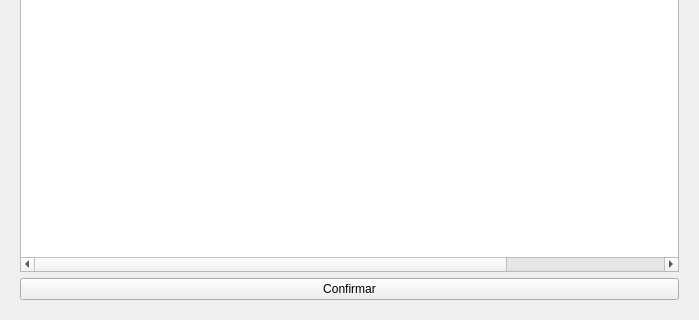
The window that TrabalhoEventos/view/inscricao_ui.ui (DaniloMenezesXML/GestaoEventos) describes before a commit, drawn with Qt 5; both pictures show x 0 to 699 and y 295 to 615 of the 699 by 615 pixel window.
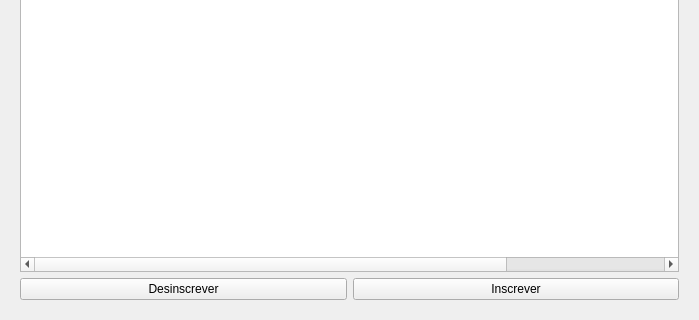
The same window after the commit.

What changed in the file:
```diff
--- a/TrabalhoEventos/view/inscricao_ui.ui
+++ b/TrabalhoEventos/view/inscricao_ui.ui
@@ -103,11 +103,22 @@
        </widget>
       </item>
       <item>
-       <widget class="QPushButton" name="btn_confirmar">
+       <layout class="QHBoxLayout" name="horizontalLayout_2">
+        <item>
+         <widget class="QPushButton" name="btn_desinscrever">
         <property name="text">
-         <string>Confirmar</string>
-        </property>
-       </widget>
+           <string>Desinscrever</string>
+          </property>
+         </widget>
+        </item>
+        <item>
+         <widget class="QPushButton" name="btn_inscrever">
+          <property name="text">
+           <string>Inscrever</string>
+          </property>
+         </widget>
+        </item>
+       </layout>
       </item>
      </layout>
     </widget>
```
Lines whose indentation alone changed are shown as unchanged.
